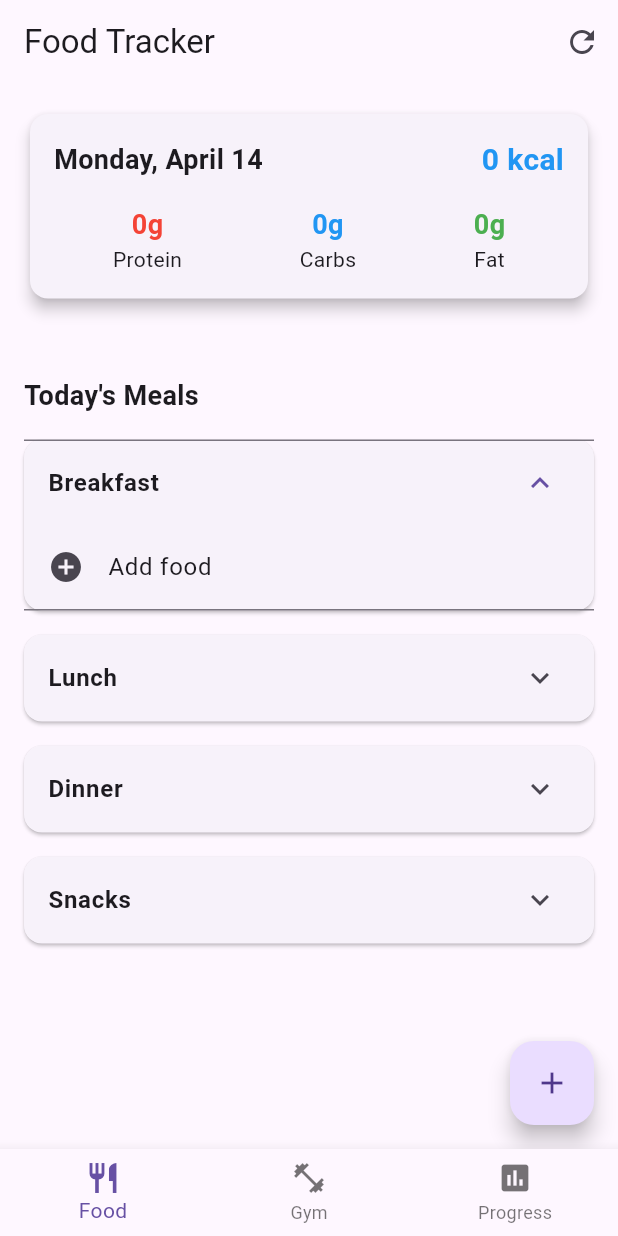
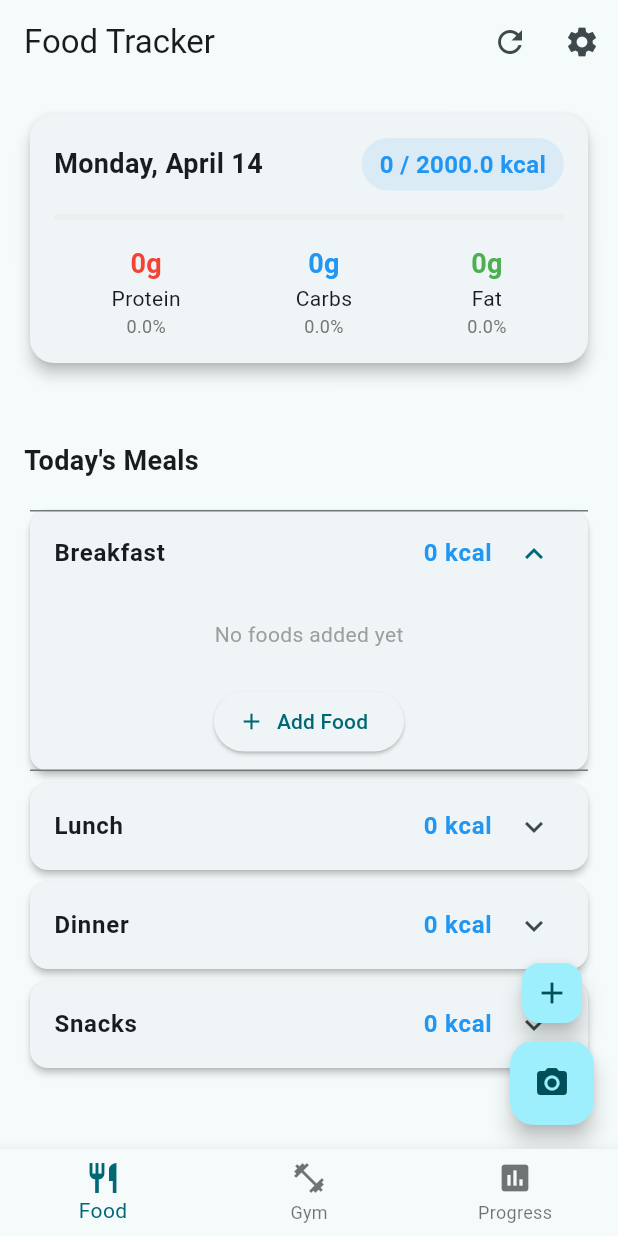
Before and after one commit to rYeti/FitTracker, a Flutter app: the screen it shows after launch, after a tap on "Breakfast", on a phone screen of 412 x 824 dp. Run offline on Flutter 3.47's test engine with Material 3 defaults, Android fonts, the phone set to English and light mode, and no system bars; our stand-ins replace dio, fl_chart, get_it, shared_preferences; missing offline and left inert: mobile_scanner.

Commit message:
Implement food item removal from meals, enhance food detail view with category display, and update UI for better user experience. Remove unused food repository file.

```diff
--- a/lib/feature/food_tracking/presentation/view/food_add_screen.dart
+++ b/lib/feature/food_tracking/presentation/view/food_add_screen.dart
@@ -73,6 +73,7 @@ class _FoodAddScreenState extends State<FoodAddScreen> {
                                         builder:
                                             (context) => FoodDetailsScreen(
                                               foodItem: food,
+                                              category: widget.category,
                                             ),
                                       ),
                                     );
--- a/lib/feature/food_tracking/presentation/view/food_tracking_screen.dart
+++ b/lib/feature/food_tracking/presentation/view/food_tracking_screen.dart
@@ -20,6 +20,7 @@ class _FoodTrackingScreenState extends State<FoodTrackingScreen> {
   DailyNutrition? _todayNutrition;
   Map<String, List<FoodItemModel>> _mealFoods = {};
   bool _isLoading = true;
+  final double _dailyCalorieGoal = 2000; // This should come from user settings
 
   @override
   void initState() {
@@ -29,11 +30,9 @@ class _FoodTrackingScreenState extends State<FoodTrackingScreen> {
 
   Future<void> _loadNutritionData() async {
     setState(() => _isLoading = true);
-
     final nutrition = await _repository.getTodayNutrition();
     final mealFoods = <String, List<FoodItemModel>>{};
 
-    // Load all food items for each category
     for (final category in ['Breakfast', 'Lunch', 'Dinner', 'Snacks']) {
       mealFoods[category] = await _repository.getFoodItemsForCategory(category);
     }
@@ -59,9 +58,18 @@ class _FoodTrackingScreenState extends State<FoodTrackingScreen> {
             icon: const Icon(Icons.refresh),
             onPressed: _loadNutritionData,
           ),
+          IconButton(
+            icon: const Icon(Icons.settings),
+            onPressed: () {
+              // TODO: Navigate to settings
+            },
+          ),
         ],
       ),
-      body: SingleChildScrollView(
+      body: RefreshIndicator(
+        onRefresh: _loadNutritionData,
+        child: SingleChildScrollView(
+          physics: const AlwaysScrollableScrollPhysics(),
           child: Padding(
             padding: const EdgeInsets.all(16.0),
             child: Column(
@@ -76,25 +84,44 @@ class _FoodTrackingScreenState extends State<FoodTrackingScreen> {
             ),
           ),
         ),
-      floatingActionButton: FloatingActionButton(
+      ),
+      floatingActionButton: Column(
+        mainAxisAlignment: MainAxisAlignment.end,
+        children: [
+          FloatingActionButton(
+            heroTag: 'quick_add',
+            mini: true,
+            onPressed: () {
+              // TODO: Show quick add menu
+            },
+            child: const Icon(Icons.add),
+          ),
+          const SizedBox(height: 8),
+          FloatingActionButton(
+            heroTag: 'scan',
             onPressed: () async {
               await Navigator.push(
                 context,
-            MaterialPageRoute(builder: (context) => const BarcodeScannerView()),
+                MaterialPageRoute(
+                  builder: (context) => const BarcodeScannerView(),
+                ),
               );
-          // Refresh data when returning from scanner
               _loadNutritionData();
             },
-        child: const Icon(Icons.add),
+            child: const Icon(Icons.camera_alt),
+          ),
+        ],
       ),
     );
   }
 
   Widget _buildDailySummary() {
     final dateFormat = DateFormat('EEEE, MMMM d');
+    final progress = _todayNutrition!.totalCalories / _dailyCalorieGoal;
 
     return Card(
       elevation: 4,
+      shape: RoundedRectangleBorder(borderRadius: BorderRadius.circular(16)),
       child: Padding(
         padding: const EdgeInsets.all(16.0),
         child: Column(
@@ -110,15 +137,33 @@ class _FoodTrackingScreenState extends State<FoodTrackingScreen> {
                     fontWeight: FontWeight.bold,
                   ),
                 ),
-                Text(
-                  '${_todayNutrition!.totalCalories} kcal',
+                Container(
+                  padding: const EdgeInsets.symmetric(
+                    horizontal: 12,
+                    vertical: 6,
+                  ),
+                  decoration: BoxDecoration(
+                    color: Colors.blue.withOpacity(0.1),
+                    borderRadius: BorderRadius.circular(20),
+                  ),
+                  child: Text(
+                    '${_todayNutrition!.totalCalories} / $_dailyCalorieGoal kcal',
                     style: const TextStyle(
-                    fontSize: 20,
+                      fontSize: 16,
                       fontWeight: FontWeight.bold,
                       color: Colors.blue,
                     ),
                   ),
+                ),
               ],
+            ),
+            const SizedBox(height: 16),
+            LinearProgressIndicator(
+              value: progress,
+              backgroundColor: Colors.grey[200],
+              valueColor: AlwaysStoppedAnimation<Color>(
+                progress > 1 ? Colors.red : Colors.blue,
+              ),
             ),
             const SizedBox(height: 16),
             Row(
@@ -128,16 +173,19 @@ class _FoodTrackingScreenState extends State<FoodTrackingScreen> {
                   'Protein',
                   '${_todayNutrition!.totalProtein}g',
                   Colors.red,
+                  '${(_todayNutrition!.totalProtein * 4 / _dailyCalorieGoal * 100).toStringAsFixed(1)}%',
                 ),
                 _buildNutrientSummary(
                   'Carbs',
                   '${_todayNutrition!.totalCarbs}g',
                   Colors.blue,
+                  '${(_todayNutrition!.totalCarbs * 4 / _dailyCalorieGoal * 100).toStringAsFixed(1)}%',
                 ),
                 _buildNutrientSummary(
                   'Fat',
                   '${_todayNutrition!.totalFat}g',
                   Colors.green,
+                  '${(_todayNutrition!.totalFat * 9 / _dailyCalorieGoal * 100).toStringAsFixed(1)}%',
                 ),
               ],
             ),
@@ -147,7 +195,12 @@ class _FoodTrackingScreenState extends State<FoodTrackingScreen> {
     );
   }
 
-  Widget _buildNutrientSummary(String label, String value, Color color) {
+  Widget _buildNutrientSummary(
+    String label,
+    String value,
+    Color color,
+    String percentage,
+  ) {
     return Column(
       children: [
         Text(
@@ -159,33 +212,34 @@ class _FoodTrackingScreenState extends State<FoodTrackingScreen> {
           ),
         ),
         Text(label, style: const TextStyle(fontSize: 14)),
+        Text(
+          percentage,
+          style: TextStyle(fontSize: 12, color: Colors.grey[600]),
+        ),
       ],
     );
   }
 
   Widget _buildMacroChart() {
-    // Skip building chart if all values are 0
     if (_todayNutrition!.totalCalories == 0 &&
         _todayNutrition!.totalProtein == 0 &&
         _todayNutrition!.totalCarbs == 0 &&
         _todayNutrition!.totalFat == 0) {
-      return Container(); // Empty container
+      return Container();
     }
 
-    // Calculate macro percentages (from total calories)
     final proteinCal = _todayNutrition!.totalProtein * 4;
     final carbsCal = _todayNutrition!.totalCarbs * 4;
     final fatCal = _todayNutrition!.totalFat * 9;
-
     final total = proteinCal + carbsCal + fatCal;
 
-    // Avoid division by zero
     final proteinPerc = total > 0 ? proteinCal / total : 0.0;
     final carbsPerc = total > 0 ? carbsCal / total : 0.0;
     final fatPerc = total > 0 ? fatCal / total : 0.0;
 
     return Card(
       elevation: 4,
+      shape: RoundedRectangleBorder(borderRadius: BorderRadius.circular(16)),
       child: Padding(
         padding: const EdgeInsets.all(16.0),
         child: Column(
@@ -197,11 +251,11 @@ class _FoodTrackingScreenState extends State<FoodTrackingScreen> {
             ),
             const SizedBox(height: 16),
             SizedBox(
-              height: 200,
+              height: 180,
               child: PieChart(
                 PieChartData(
                   sectionsSpace: 2,
-                  centerSpaceRadius: 40,
+                  centerSpaceRadius: 3,
                   sections: [
                     PieChartSectionData(
                       value: proteinPerc * 100,
@@ -256,11 +310,11 @@ class _FoodTrackingScreenState extends State<FoodTrackingScreen> {
     return Row(
       children: [
         Container(
-          width: 12,
-          height: 12,
+          width: 16,
+          height: 16,
           decoration: BoxDecoration(color: color, shape: BoxShape.circle),
         ),
-        const SizedBox(width: 4),
+        const SizedBox(width: 8),
         Text(label),
       ],
     );
@@ -274,75 +328,74 @@ class _FoodTrackingScreenState extends State<FoodTrackingScreen> {
           'Today\'s Meals',
           style: TextStyle(fontSize: 18, fontWeight: FontWeight.bold),
         ),
-        const SizedBox(height: 8),
-        _buildMealCategory('Breakfast'),
-        _buildMealCategory('Lunch'),
-        _buildMealCategory('Dinner'),
-        _buildMealCategory('Snacks'),
+        const SizedBox(height: 16),
+        ..._mealFoods.entries.map((entry) {
+          return _buildMealCard(entry.key, entry.value);
+        }),
       ],
     );
   }
 
-  Widget _buildMealCategory(String category) {
-    final foods = _mealFoods[category] ?? [];
+  Widget _buildMealCard(String category, List<FoodItemModel> foods) {
+    final totalCalories = foods.fold(0, (sum, food) => sum + food.calories);
 
     return Card(
-      margin: const EdgeInsets.symmetric(vertical: 8),
+      elevation: 2,
+      shape: RoundedRectangleBorder(borderRadius: BorderRadius.circular(12)),
       child: ExpansionTile(
         title: Row(
           mainAxisAlignment: MainAxisAlignment.spaceBetween,
           children: [
             Text(category, style: const TextStyle(fontWeight: FontWeight.bold)),
-            if (foods.isNotEmpty)
             Text(
-                '${foods.fold(0, (sum, food) => sum + food.calories)} kcal',
-                style: TextStyle(color: Colors.grey[600]),
+              '$totalCalories kcal',
+              style: const TextStyle(
+                color: Colors.blue,
+                fontWeight: FontWeight.bold,
+              ),
             ),
           ],
         ),
         children: [
-          ListView.builder(
-            shrinkWrap: true,
-            physics: const NeverScrollableScrollPhysics(),
-            itemCount: foods.length + 1, // +1 for add button
-            itemBuilder: (context, index) {
-              if (index == foods.length) {
-                // Add button at the end
+          if (foods.isEmpty)
+            const Padding(
+              padding: EdgeInsets.all(16.0),
+              child: Text(
+                'No foods added yet',
+                style: TextStyle(color: Colors.grey),
+              ),
+            )
+          else
+            ...foods.map((food) {
               return ListTile(
-                  leading: const Icon(Icons.add_circle),
-                  title: const Text('Add food'),
-                  onTap: () async {
+                title: Text(food.name),
+                subtitle: Text(
+                  '${food.calories} kcal | P: ${food.protein}g | C: ${food.carbs}g | F: ${food.fat}g',
+                ),
+                trailing: IconButton(
+                  icon: const Icon(Icons.delete_outline),
+                  onPressed: () async {
+                    await _repository.removeFoodFromMeal(category, food);
+                    _loadNutritionData();
+                  },
+                ),
+              );
+            }),
+          Padding(
+            padding: const EdgeInsets.all(8.0),
+            child: ElevatedButton.icon(
+              icon: const Icon(Icons.add),
+              label: const Text('Add Food'),
+              onPressed: () async {
                 await Navigator.push(
                   context,
                   MaterialPageRoute(
                     builder: (context) => FoodAddScreen(category: category),
                   ),
                 );
-                    // Refresh data
                 _loadNutritionData();
               },
-                );
-              } else {
-                // Food item
-                final food = foods[index];
-                return ListTile(
-                  title: Text(food.name),
-                  subtitle: Text('${food.calories} kcal'),
-                  trailing: IconButton(
-                    icon: const Icon(Icons.remove_circle),
-                    color: Colors.red,
-                    onPressed: () {
-                      // TODO: Implement food item removal
-                      ScaffoldMessenger.of(context).showSnackBar(
-                        const SnackBar(
-                          content: Text('Food removal not implemented yet'),
             ),
-                      );
-                    },
-                  ),
-                );
-              }
-            },
           ),
         ],
       ),
--- a/lib/feature/gym_tracking/presentation/view/gym_tracking_screen.dart
+++ b/lib/feature/gym_tracking/presentation/view/gym_tracking_screen.dart
@@ -1,5 +1,4 @@
 import 'package:flutter/material.dart';
-import 'package:fl_chart/fl_chart.dart';
 
 class GymTrackingScreen extends StatefulWidget {
   const GymTrackingScreen({super.key});
--- a/lib/main.dart
+++ b/lib/main.dart
@@ -14,7 +14,14 @@ class MyApp extends StatelessWidget {
 
   @override
   Widget build(BuildContext context) {
-    return MaterialApp(home: HomeScreen());
+    return MaterialApp(
+      theme: ThemeData(
+        colorScheme: ColorScheme.fromSeed(
+          seedColor: const Color.fromARGB(255, 255, 255, 255),
+        ),
+      ),
+      home: HomeScreen(),
+    );
   }
 }
 
@@ -40,6 +47,7 @@ class _HomeScreenState extends State<HomeScreen> {
   Widget build(BuildContext context) {
     return Scaffold(
       body: _screens[_selectedIndex],
+      backgroundColor: const Color(0xFF90DEC9),
       bottomNavigationBar: BottomNavigationBar(
         currentIndex: _selectedIndex,
         onTap: (index) {
```
Also changed, not shown: lib/feature/food_tracking/data/repositories/nutrition_repository.dart (+32 -0 lines), lib/feature/food_tracking/presentation/view/barcode_scanner_view.dart (+5 -6 lines), lib/feature/food_tracking/presentation/view/food_detail_view.dart (+44 -33 lines), lib/feature/food_tracking/presentation/view/food_search_screen.dart (+12 -4 lines), lib/feature/food_tracking/data/repositories/shared_prefs_food_repository.dart (renamed from lib/feature/food_tracking/data/repositories/food_repository.dart). Lines whose indentation alone changed are shown as unchanged.
